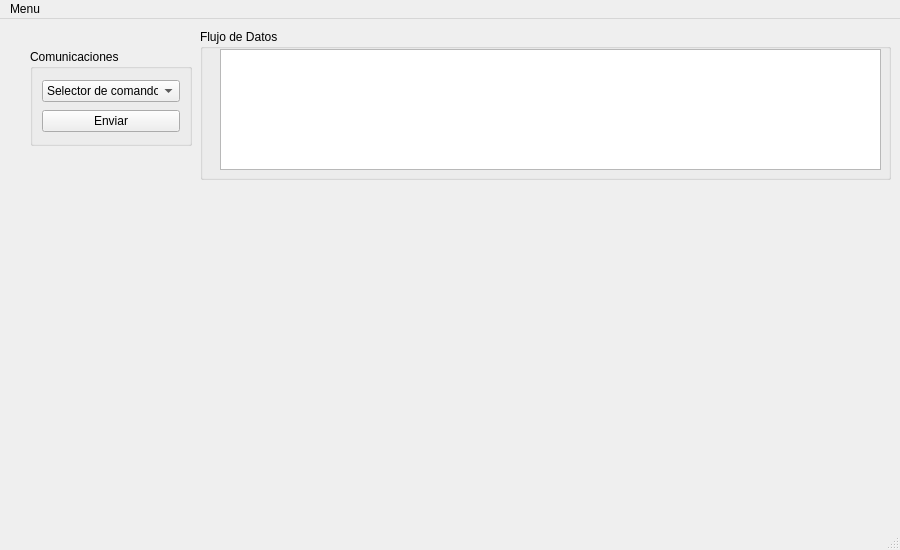
First picture: the form in QtProyectComunicatios-master/mainwindow.ui, repository JuliRll/Topos-Qt, before the edit.
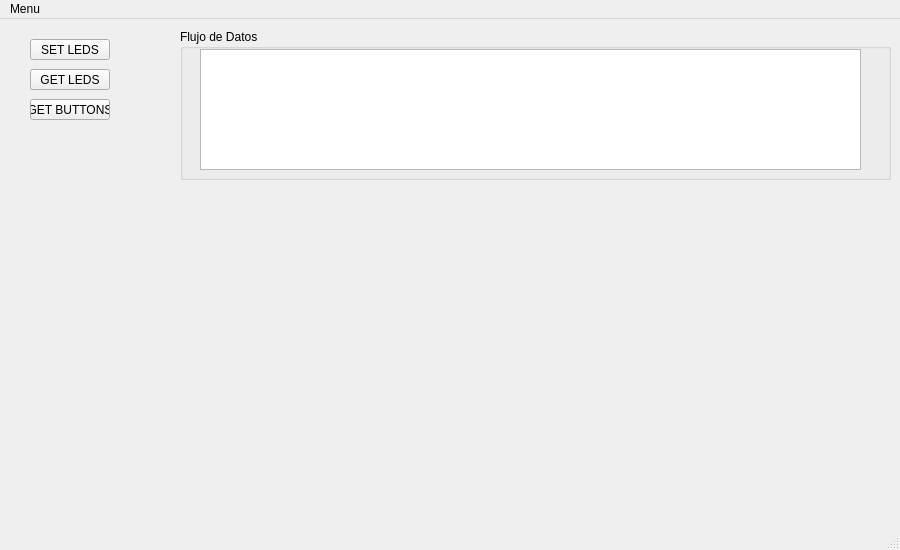
Second picture: the form after the edit.

What changed in the file:
```diff
--- a/QtProyectComunicatios-master/mainwindow.ui
+++ b/QtProyectComunicatios-master/mainwindow.ui
@@ -30,9 +30,9 @@
    <widget class="QGroupBox" name="groupBox">
     <property name="geometry">
      <rect>
-      <x>200</x>
+      <x>180</x>
       <y>10</y>
-      <width>691</width>
+      <width>711</width>
       <height>151</height>
      </rect>
     </property>
@@ -50,67 +50,44 @@
      </property>
     </widget>
    </widget>
-   <widget class="QGroupBox" name="groupBox_2">
+   <widget class="QPushButton" name="pushButton">
     <property name="geometry">
      <rect>
       <x>30</x>
-      <y>30</y>
-      <width>162</width>
-      <height>97</height>
+      <y>20</y>
+      <width>80</width>
+      <height>21</height>
      </rect>
     </property>
-    <property name="title">
-     <string>Comunicaciones</string>
+    <property name="text">
+     <string>SET LEDS</string>
     </property>
-    <layout class="QGridLayout" name="gridLayout">
-     <item row="0" column="0">
-      <widget class="QComboBox" name="comboBox">
-       <property name="currentText">
-        <string>Selector de comandos</string>
-       </property>
-       <property name="currentIndex">
-        <number>0</number>
-       </property>
-       <item>
-        <property name="text">
-         <string>Selector de comandos</string>
-        </property>
-       </item>
-       <item>
-        <property name="text">
-         <string>ALIVE</string>
-        </property>
-       </item>
-       <item>
-        <property name="text">
-         <string>GETBUTTONSTATE</string>
-        </property>
-       </item>
-       <item>
-        <property name="text">
-         <string>SETLEDS</string>
-        </property>
-       </item>
-       <item>
-        <property name="text">
-         <string/>
-        </property>
-       </item>
-       <item>
-        <property name="text">
-         <string/>
-        </property>
-       </item>
-      </widget>
-     </item>
-     <item row="1" column="0">
-      <widget class="QPushButton" name="pushButtonEnviar">
-       <property name="text">
-        <string>Enviar</string>
-       </property>
-      </widget>
-     </item>
-    </layout>
+   </widget>
+   <widget class="QPushButton" name="pushButton_2">
+    <property name="geometry">
+     <rect>
+      <x>30</x>
+      <y>50</y>
+      <width>80</width>
+      <height>21</height>
+     </rect>
+    </property>
+    <property name="text">
+     <string>GET LEDS</string>
+    </property>
+   </widget>
+   <widget class="QPushButton" name="pushButton_3">
+    <property name="geometry">
+     <rect>
+      <x>30</x>
+      <y>80</y>
+      <width>80</width>
+      <height>21</height>
+     </rect>
+    </property>
+    <property name="text">
+     <string>GET BUTTONS</string>
+    </property>
    </widget>
   </widget>
   <widget class="QMenuBar" name="menubar">
```
